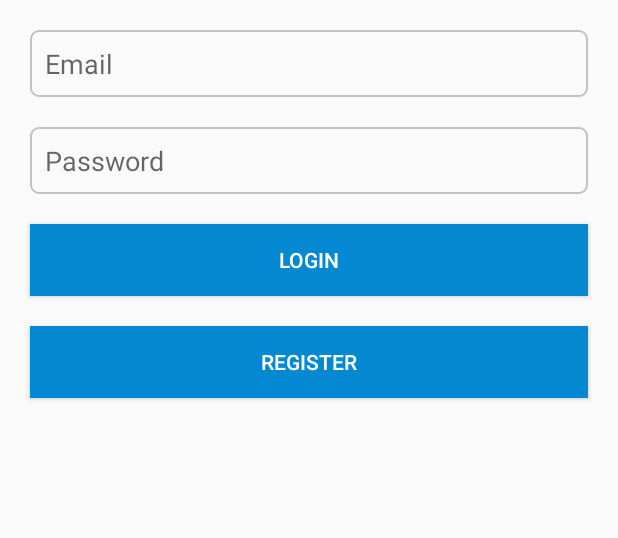
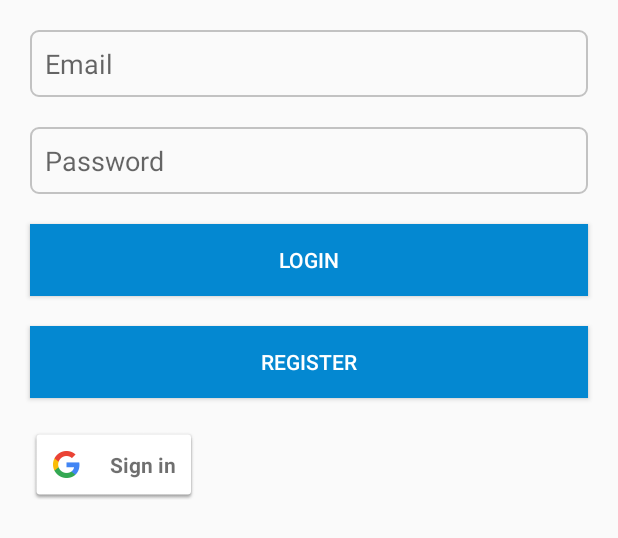
Before and after one commit to Raven0/FirebaseBlog, an Android app: the layout activity_login.xml on its own in the app's theme, with its tools: preview values and no code run, on a phone screen of 412 x 824 dp. Shown: the top 538 px of the screen. Run offline under Robolectric (Android 15) with nearby library versions, the phone set to English and light mode, and no system bars.

Commit message:
google SignIn
watch the multiDex

```diff
--- a/app/src/main/AndroidManifest.xml
+++ b/app/src/main/AndroidManifest.xml
@@ -12,7 +12,8 @@
         android:label="@string/app_name"
         android:roundIcon="@mipmap/ic_launcher_round"
         android:supportsRtl="true"
-        android:theme="@style/AppTheme">
+        android:theme="@style/AppTheme"
+        android:name="android.support.multidex.MultiDexApplication">
         <activity android:name=".MainActivity">
             <intent-filter>
                 <action android:name="android.intent.action.MAIN" />
--- a/app/src/main/res/layout/activity_login.xml
+++ b/app/src/main/res/layout/activity_login.xml
@@ -66,4 +66,15 @@
         android:layout_marginLeft="20dp"
         android:layout_marginRight="20dp"/>
 
+    <com.google.android.gms.common.SignInButton
+        android:layout_width="wrap_content"
+        android:layout_height="wrap_content"
+        android:layout_below="@id/btnRegister"
+        android:layout_marginTop="20dp"
+        android:layout_marginLeft="20dp"
+        android:layout_marginRight="20dp"
+        android:id="@+id/googleBtn">
+
+    </com.google.android.gms.common.SignInButton>
+
 </RelativeLayout>
```
Also changed, not shown: app/build.gradle (+5 -2 lines), app/src/main/java/com/preangerstd/firebaseblog/LoginActivity.java (+89 -0 lines).
